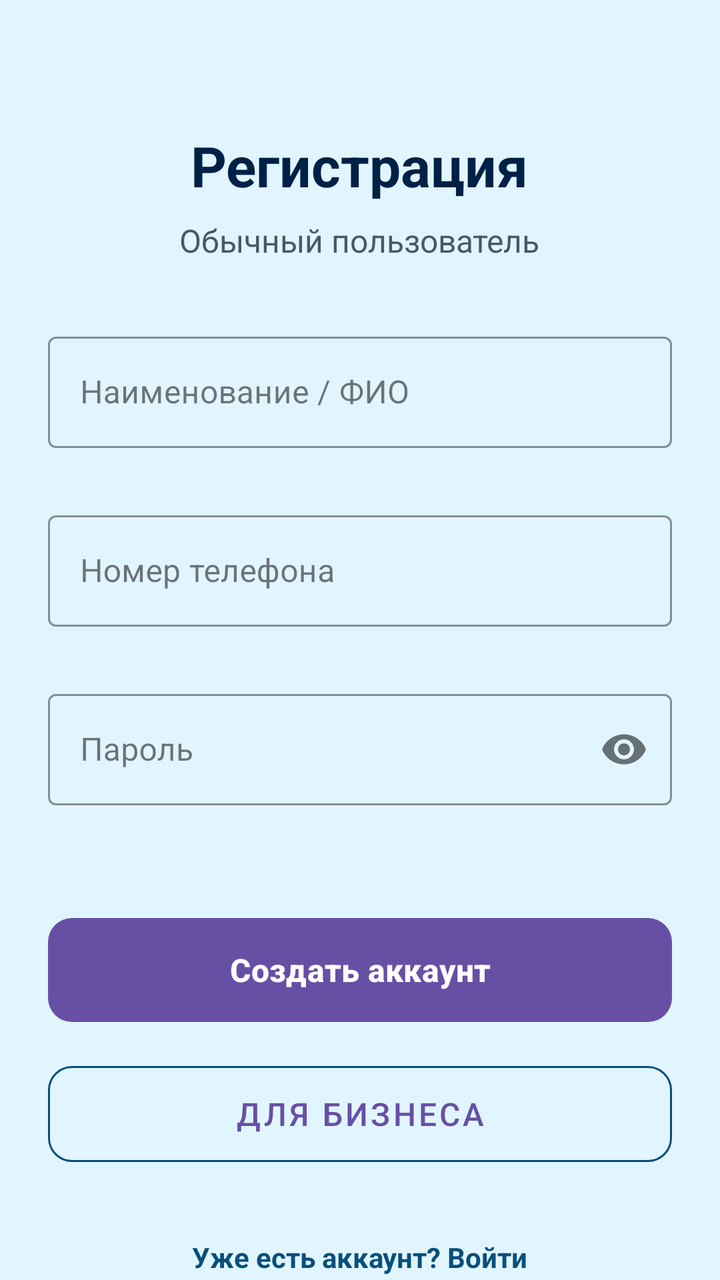
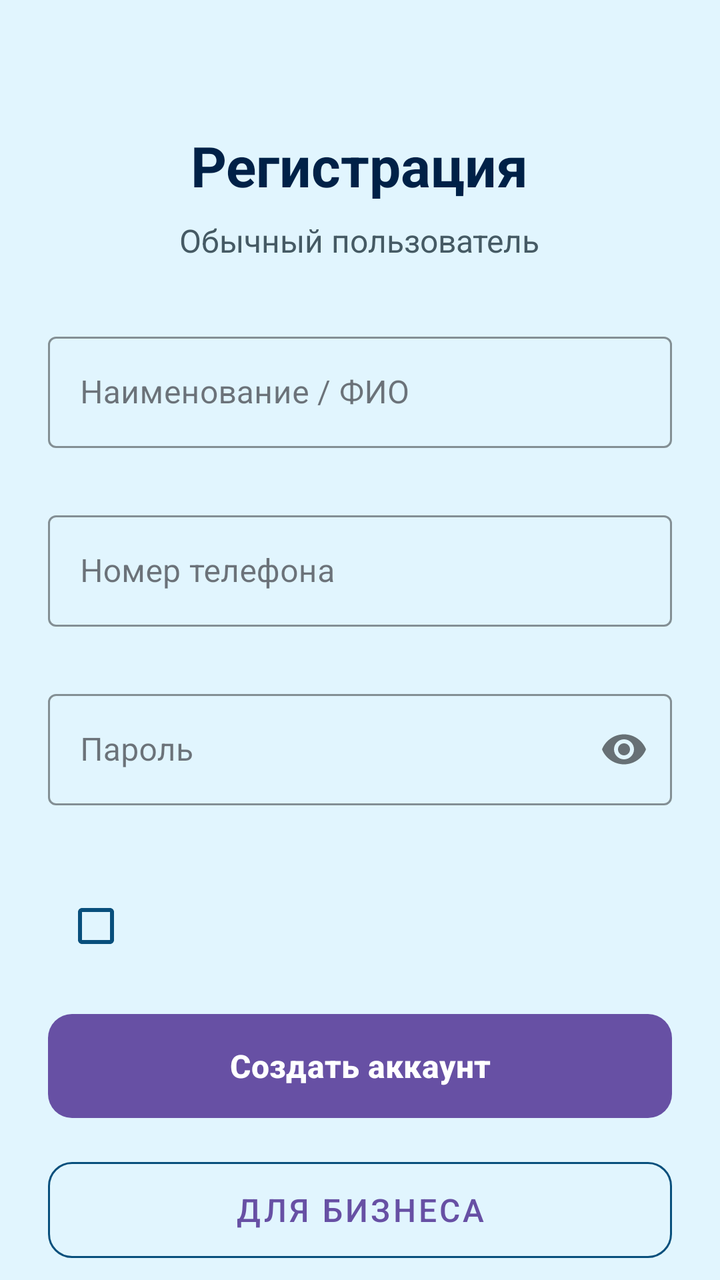

An Android layout rendered at two revisions. The XML below is the earlier revision; the diff shows what the commit changed to produce the second picture.
<!-- AndroidManifest.xml: application theme Theme.SudOcean -->
<!-- res/layout/fragment_reg.xml -->
<?xml version="1.0" encoding="utf-8"?>
<androidx.core.widget.NestedScrollView xmlns:android="http://schemas.android.com/apk/res/android"
    xmlns:app="http://schemas.android.com/apk/res-auto"
    xmlns:tools="http://schemas.android.com/tools"
    android:layout_width="match_parent"
    android:layout_height="match_parent"
    android:background="@color/ocean_background"
    android:fillViewport="true">

    <LinearLayout
        android:layout_width="match_parent"
        android:layout_height="wrap_content"
        android:orientation="vertical"
        android:padding="24dp">

        <TextView
            android:layout_width="wrap_content"
            android:layout_height="wrap_content"
            android:layout_gravity="center"
            android:layout_marginTop="40dp"
            android:text="Регистрация"
            android:textColor="@color/ocean_text_primary"
            android:textSize="28sp"
            android:textStyle="bold" />

        <TextView
            android:id="@+id/tv_reg_subtitle"
            android:layout_width="wrap_content"
            android:layout_height="wrap_content"
            android:layout_gravity="center"
            android:layout_marginTop="8dp"
            android:text="Обычный пользователь"
            android:textColor="@color/ocean_text_secondary"
            android:textSize="16sp" />

        <com.google.android.material.textfield.TextInputLayout
            android:id="@+id/til_name"
            style="@style/Widget.MaterialComponents.TextInputLayout.OutlinedBox"
            android:layout_width="match_parent"
            android:layout_height="wrap_content"
            android:layout_marginTop="32dp"
            android:hint="Наименование / ФИО"
            app:boxStrokeColor="@color/ocean_primary"
            app:errorEnabled="true">

            <com.google.android.material.textfield.TextInputEditText
                android:id="@+id/et_name"
                android:layout_width="match_parent"
                android:layout_height="wrap_content"
                android:textColor="@color/ocean_text_primary" />
        </com.google.android.material.textfield.TextInputLayout>

        <LinearLayout
            android:id="@+id/layout_legal_only"
            android:layout_width="match_parent"
            android:layout_height="wrap_content"
            android:orientation="vertical"
            android:visibility="gone"
            tools:visibility="visible">

            <com.google.android.material.textfield.TextInputLayout
                android:id="@+id/til_legal_form"
                style="@style/Widget.MaterialComponents.TextInputLayout.OutlinedBox.ExposedDropdownMenu"
                android:layout_width="match_parent"
                android:layout_height="wrap_content"
                android:layout_marginTop="8dp"
                android:hint="Организационно-правовая форма"
                app:boxStrokeColor="@color/ocean_primary"
                app:errorEnabled="true">

                <AutoCompleteTextView
                    android:id="@+id/actv_legal_form"
                    android:layout_width="match_parent"
                    android:layout_height="wrap_content"
                    android:inputType="none" />
            </com.google.android.material.textfield.TextInputLayout>

            <com.google.android.material.textfield.TextInputLayout
                android:id="@+id/til_inn"
                style="@style/Widget.MaterialComponents.TextInputLayout.OutlinedBox"
                android:layout_width="match_parent"
                android:layout_height="wrap_content"
                android:layout_marginTop="8dp"
                android:hint="ИНН"
                app:boxStrokeColor="@color/ocean_primary"
                app:errorEnabled="true">

                <com.google.android.material.textfield.TextInputEditText
                    android:id="@+id/et_inn"
                    android:layout_width="match_parent"
                    android:layout_height="wrap_content"
                    android:inputType="number"
                    android:textColor="@color/ocean_text_primary" />
            </com.google.android.material.textfield.TextInputLayout>

            <com.google.android.material.textfield.TextInputLayout
                android:id="@+id/til_kpp"
                style="@style/Widget.MaterialComponents.TextInputLayout.OutlinedBox"
                android:layout_width="match_parent"
                android:layout_height="wrap_content"
                android:layout_marginTop="8dp"
                android:hint="КПП"
                app:boxStrokeColor="@color/ocean_primary"
                app:errorEnabled="true">

                <com.google.android.material.textfield.TextInputEditText
                    android:id="@+id/et_kpp"
                    android:layout_width="match_parent"
                    android:layout_height="wrap_content"
                    android:inputType="number"
                    android:textColor="@color/ocean_text_primary" />
            </com.google.android.material.textfield.TextInputLayout>

            <com.google.android.material.textfield.TextInputLayout
                android:id="@+id/til_legal_address"
                style="@style/Widget.MaterialComponents.TextInputLayout.OutlinedBox"
                android:layout_width="match_parent"
                android:layout_height="wrap_content"
                android:layout_marginTop="8dp"
                android:hint="Юридический адрес"
                app:boxStrokeColor="@color/ocean_primary"
                app:errorEnabled="true">

                <com.google.android.material.textfield.TextInputEditText
                    android:id="@+id/et_legal_address"
                    android:layout_width="match_parent"
                    android:layout_height="wrap_content"
                    android:textColor="@color/ocean_text_primary" />
            </com.google.android.material.textfield.TextInputLayout>
        </LinearLayout>

        <com.google.android.material.textfield.TextInputLayout
            android:id="@+id/til_phone"
            style="@style/Widget.MaterialComponents.TextInputLayout.OutlinedBox"
            android:layout_width="match_parent"
            android:layout_height="wrap_content"
            android:layout_marginTop="8dp"
            android:hint="Номер телефона"
            app:boxStrokeColor="@color/ocean_primary"
            app:errorEnabled="true">

            <com.google.android.material.textfield.TextInputEditText
                android:id="@+id/et_phone"
                android:layout_width="match_parent"
                android:layout_height="wrap_content"
                android:inputType="phone"
                android:textColor="@color/ocean_text_primary" />
        </com.google.android.material.textfield.TextInputLayout>

        <com.google.android.material.textfield.TextInputLayout
            android:id="@+id/til_password"
            style="@style/Widget.MaterialComponents.TextInputLayout.OutlinedBox"
            android:layout_width="match_parent"
            android:layout_height="wrap_content"
            android:layout_marginTop="8dp"
            android:hint="Пароль"
            app:boxStrokeColor="@color/ocean_primary"
            app:passwordToggleEnabled="true"
            app:errorEnabled="true">

            <com.google.android.material.textfield.TextInputEditText
                android:id="@+id/et_password"
                android:layout_width="match_parent"
                android:layout_height="wrap_content"
                android:inputType="textPassword"
                android:textColor="@color/ocean_text_primary" />
        </com.google.android.material.textfield.TextInputLayout>

        <com.google.android.material.button.MaterialButton
            android:id="@+id/register_button"
            android:layout_width="match_parent"
            android:layout_height="60dp"
            android:layout_marginTop="32dp"
            android:text="Создать аккаунт"
            android:textSize="16sp"
            android:textStyle="bold"
            app:cornerRadius="12dp" />

        <com.google.android.material.button.MaterialButton
            android:id="@+id/btn_switch_to_business"
            style="@style/Widget.MaterialComponents.Button.OutlinedButton"
            android:layout_width="match_parent"
            android:layout_height="60dp"
            android:layout_marginTop="12dp"
            android:text="Для бизнеса"
            android:textSize="16sp"
            app:cornerRadius="12dp"
            app:strokeColor="@color/ocean_primary" />

        <TextView
            android:id="@+id/back_to_login"
            android:layout_width="wrap_content"
            android:layout_height="wrap_content"
            android:layout_gravity="center"
            android:layout_marginTop="24dp"
            android:padding="8dp"
            android:text="Уже есть аккаунт? Войти"
            android:textColor="@color/ocean_primary"
            android:textStyle="bold" />

    </LinearLayout>
</androidx.core.widget.NestedScrollView>
<!-- resources referenced by this layout -->
<resources>
  <color name="ocean_background">#E1F5FE</color>
  <color name="ocean_primary">#084F7C</color>
  <color name="ocean_text_primary">#002147</color>
  <color name="ocean_text_secondary">#455A64</color>
  <style name="Theme.SudOcean" parent="Base.Theme.SudOcean" />
  <style name="Base.Theme.SudOcean" parent="Theme.Material3.DayNight.NoActionBar">
          
      </style>
</resources>

<!-- the commit's change to res/layout/fragment_reg.xml (unified diff, before → after) -->
@@ -166,11 +166,33 @@
                 android:textColor="@color/ocean_text_primary" />
         </com.google.android.material.textfield.TextInputLayout>
 
+        <LinearLayout
+            android:layout_width="match_parent"
+            android:layout_height="wrap_content"
+            android:layout_marginTop="16dp"
+            android:gravity="center_vertical"
+            android:orientation="horizontal">
+
+            <com.google.android.material.checkbox.MaterialCheckBox
+                android:id="@+id/cb_privacy_policy"
+                android:layout_width="wrap_content"
+                android:layout_height="wrap_content"
+                app:buttonTint="@color/ocean_primary" />
+
+            <TextView
+                android:id="@+id/tv_privacy_policy"
+                android:layout_width="0dp"
+                android:layout_height="wrap_content"
+                android:layout_weight="1"
+                android:textColor="@color/ocean_text_primary"
+                android:textSize="14sp" />
+        </LinearLayout>
+
         <com.google.android.material.button.MaterialButton
             android:id="@+id/register_button"
             android:layout_width="match_parent"
             android:layout_height="60dp"
-            android:layout_marginTop="32dp"
+            android:layout_marginTop="16dp"
             android:text="Создать аккаунт"
             android:textSize="16sp"
             android:textStyle="bold"
